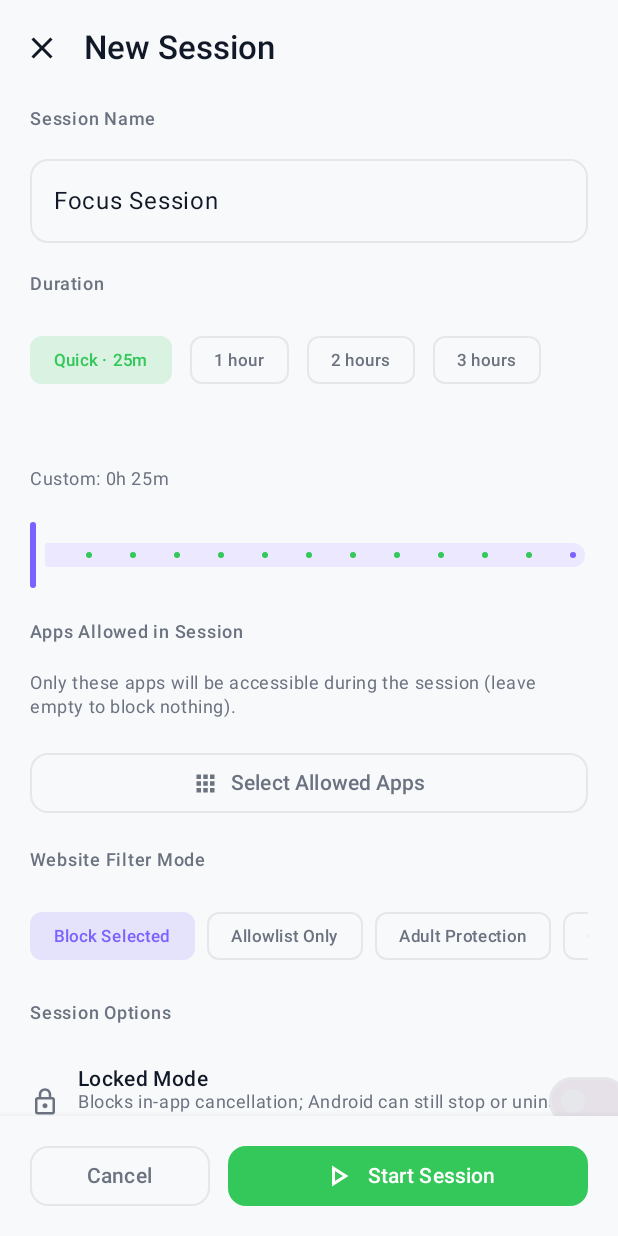
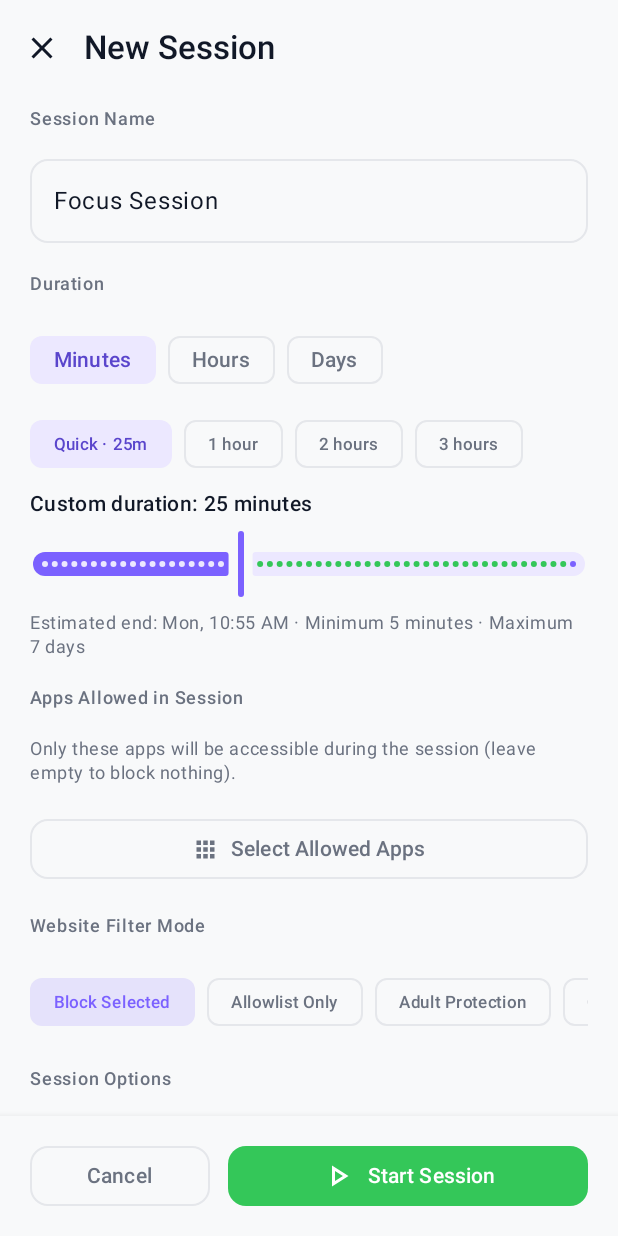
Before and after one commit to sameerahammedat-spec/Barrier, an Android app built with Jetpack Compose: the CreateSessionScreen screen opened through its navigation route, after a tap on "Quick · 25m", on a phone screen of 412 x 824 dp. Run offline under Robolectric (Android 15) with nearby library versions, the phone set to English and light mode, and no system bars; our stand-ins replace Dagger/Hilt's generated code, Room's generated code; 3 other taps on this screen came first.

Commit message:
Add minute hour and day focus duration selection

```diff
--- a/app/src/main/java/com/rushgames/barrier/ui/screens/sessions/CreateSessionScreen.kt
+++ b/app/src/main/java/com/rushgames/barrier/ui/screens/sessions/CreateSessionScreen.kt
@@ -14,6 +14,7 @@ import androidx.compose.ui.unit.dp
 import androidx.hilt.navigation.compose.hiltViewModel
 import androidx.lifecycle.compose.collectAsStateWithLifecycle
 import com.rushgames.barrier.data.model.SessionBreakSettings
+import com.rushgames.barrier.data.model.SessionDurationPolicy
 import com.rushgames.barrier.data.model.WebsiteFilterMode
 import com.rushgames.barrier.ui.theme.BarrierGreen
 import com.rushgames.barrier.ui.theme.BarrierPurple
@@ -59,7 +60,7 @@ fun CreateSessionScreen(
                     Button(
                         onClick = { viewModel.createSession(onSessionCreated) },
                         modifier = Modifier.weight(2f),
-                        enabled = !uiState.isSaving && (uiState.durationHours > 0 || uiState.durationMinutes > 0),
+                        enabled = !uiState.isSaving && SessionDurationPolicy.isValid(SessionDurationPolicy.toMinutes(uiState.durationHours, uiState.durationMinutes)),
                         colors = ButtonDefaults.buttonColors(containerColor = BarrierGreen),
                         shape = RoundedCornerShape(12.dp)
                     ) {
@@ -240,45 +241,88 @@ private fun SectionLabel(text: String) {
     )
 }
 
+private enum class DurationUnit { MINUTES, HOURS, DAYS }
+
 @Composable
 private fun DurationPicker(hours: Int, minutes: Int, onDurationChange: (Int, Int) -> Unit) {
-    Row(
-        modifier = Modifier.fillMaxWidth(),
-        horizontalArrangement = Arrangement.spacedBy(12.dp)
-    ) {
-        listOf(
-            Pair(1, "Quick · 25m") to { onDurationChange(0, 25) },
-            Pair(2, "1 hour") to { onDurationChange(1, 0) },
-            Pair(3, "2 hours") to { onDurationChange(2, 0) },
-            Pair(4, "3 hours") to { onDurationChange(3, 0) }
-        ).forEach { (labelPair, action) ->
-            val (_, label) = labelPair
-            val durationH = when (label) {
-                "Quick · 25m" -> 0; "1 hour" -> 1; "2 hours" -> 2; else -> 3
+    var unit by remember { mutableStateOf(DurationUnit.HOURS) }
+    val totalMinutes = SessionDurationPolicy.toMinutes(hours, minutes)
+    val amount = when (unit) {
+        DurationUnit.MINUTES -> totalMinutes.coerceIn(5, 59)
+        DurationUnit.HOURS -> ((totalMinutes + 59) / 60).coerceIn(1, 168)
+        DurationUnit.DAYS -> ((totalMinutes + 1_439) / 1_440).coerceIn(1, 7)
+    }
+    val range = when (unit) {
+        DurationUnit.MINUTES -> 5f..59f
+        DurationUnit.HOURS -> 1f..168f
+        DurationUnit.DAYS -> 1f..7f
+    }
+    val steps = when (unit) {
+        DurationUnit.MINUTES -> 53
+        DurationUnit.HOURS -> 166
+        DurationUnit.DAYS -> 5
+    }
+    val durationLabel = when {
+        totalMinutes < 60 -> totalMinutes.toString() + " minutes"
+        totalMinutes % 1_440 == 0 -> (totalMinutes / 1_440).toString() + " days"
+        totalMinutes % 60 == 0 -> (totalMinutes / 60).toString() + " hours"
+        else -> (totalMinutes / 60).toString() + "h " + (totalMinutes % 60).toString() + "m"
+    }
+    val estimatedEnd = java.text.SimpleDateFormat("EEE, h:mm a", java.util.Locale.getDefault())
+        .format(java.util.Date(System.currentTimeMillis() + totalMinutes.coerceAtLeast(0) * 60_000L))
+
+    Column(verticalArrangement = Arrangement.spacedBy(8.dp)) {
+        Row(horizontalArrangement = Arrangement.spacedBy(8.dp)) {
+            listOf(DurationUnit.MINUTES to "Minutes", DurationUnit.HOURS to "Hours", DurationUnit.DAYS to "Days").forEach { (option, label) ->
+                FilterChip(
+                    selected = unit == option,
+                    onClick = {
+                        unit = option
+                        val nextTotal = when (option) {
+                            DurationUnit.MINUTES -> totalMinutes.coerceIn(5, 59)
+                            DurationUnit.HOURS -> ((totalMinutes + 59) / 60).coerceIn(1, 168) * 60
+                            DurationUnit.DAYS -> ((totalMinutes + 1_439) / 1_440).coerceIn(1, 7) * 1_440
+                        }
+                        onDurationChange(nextTotal / 60, nextTotal % 60)
+                    },
+                    label = { Text(label) }
+                )
             }
-            val durationM = when (label) { "Quick · 25m" -> 25; else -> 0 }
-            val isSelected = hours == durationH && minutes == durationM
-            FilterChip(
-                selected = isSelected,
-                onClick = action,
-                label = { Text(label, style = MaterialTheme.typography.labelSmall) },
-                colors = FilterChipDefaults.filterChipColors(
-                    selectedContainerColor = BarrierGreen.copy(alpha = 0.15f),
-                    selectedLabelColor = BarrierGreen
+        }
+        Row(horizontalArrangement = Arrangement.spacedBy(8.dp)) {
+            listOf(Triple(0, 25, "Quick · 25m"), Triple(1, 0, "1 hour"), Triple(2, 0, "2 hours"), Triple(3, 0, "3 hours")).forEach { (presetHours, presetMinutes, label) ->
+                FilterChip(
+                    selected = hours == presetHours && minutes == presetMinutes,
+                    onClick = {
+                        onDurationChange(presetHours, presetMinutes)
+                        unit = if (presetHours == 0) DurationUnit.MINUTES else DurationUnit.HOURS
+                    },
+                    label = { Text(label, style = MaterialTheme.typography.labelSmall) }
                 )
-            )
+            }
         }
+        Text("Custom duration: " + durationLabel, style = MaterialTheme.typography.bodyMedium, fontWeight = FontWeight.SemiBold)
+        Slider(
+            value = amount.toFloat(),
+            onValueChange = { raw ->
+                val selected = raw.toInt()
+                val nextTotal = when (unit) {
+                    DurationUnit.MINUTES -> selected
+                    DurationUnit.HOURS -> selected * 60
+                    DurationUnit.DAYS -> selected * 1_440
+                }
+                onDurationChange(nextTotal / 60, nextTotal % 60)
+            },
+            valueRange = range,
+            steps = steps,
+            colors = SliderDefaults.colors(thumbColor = BarrierPurple, activeTrackColor = BarrierPurple)
+        )
+        Text(
+            "Estimated end: " + estimatedEnd + " · Minimum 5 minutes · Maximum 7 days",
+            style = MaterialTheme.typography.bodySmall,
+            color = MaterialTheme.colorScheme.onSurfaceVariant
+        )
     }
-    Spacer(Modifier.height(8.dp))
-    // Custom duration sliders
-    Text("Custom: ${hours}h ${minutes}m", style = MaterialTheme.typography.bodySmall, color = MaterialTheme.colorScheme.onSurfaceVariant)
-    Slider(
-        value = hours.toFloat(),
-        onValueChange = { onDurationChange(it.toInt(), minutes) },
-        valueRange = 0f..12f,
-        steps = 11,
-        colors = SliderDefaults.colors(thumbColor = BarrierPurple, activeTrackColor = BarrierPurple)
-    )
 }
 
 @Composable
```
